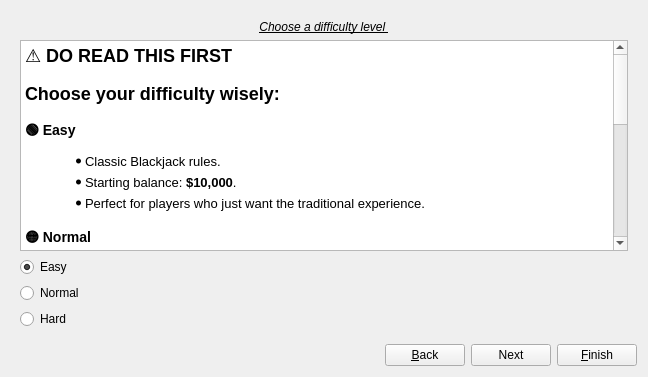
Above: welcome.ui from mors-templar/blackjack before the change. Below: the same form after it.
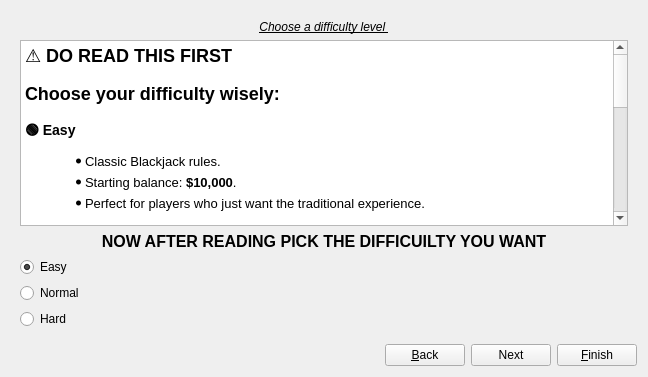
That is the form after the change. The open tabs and pages were chosen to show the change.

Commit message: finialised the UI for the project

What changed in the file:
```diff
--- a/welcome.ui
+++ b/welcome.ui
@@ -111,7 +111,7 @@
 &lt;li style=&quot; font-size:10pt;&quot; style=&quot; margin-top:0px; margin-bottom:6px; margin-left:20px; margin-right:0px; -qt-block-indent:0; text-indent:0px;&quot;&gt;Standard Blackjack with a twist. &lt;/li&gt;
 &lt;li style=&quot; font-size:10pt;&quot; style=&quot; margin-top:0px; margin-bottom:6px; margin-left:20px; margin-right:0px; -qt-block-indent:0; text-indent:0px;&quot;&gt;You pick a folder on your system to wager. &lt;/li&gt;
 &lt;li style=&quot; font-size:10pt;&quot; style=&quot; margin-top:0px; margin-bottom:6px; margin-left:20px; margin-right:0px; -qt-block-indent:0; text-indent:0px;&quot;&gt;&lt;span style=&quot; font-weight:700;&quot;&gt;If you win:&lt;/span&gt; you keep the folder. &lt;/li&gt;
-&lt;li style=&quot; font-size:10pt;&quot; style=&quot; margin-top:0px; margin-bottom:6px; margin-left:20px; margin-right:0px; -qt-block-indent:0; text-indent:0px;&quot;&gt;&lt;span style=&quot; font-weight:700;&quot;&gt;If you lose:&lt;/span&gt; the folder is gone forever. &lt;/li&gt;
+&lt;li style=&quot; font-size:10pt;&quot; style=&quot; margin-top:0px; margin-bottom:6px; margin-left:20px; margin-right:0px; -qt-block-indent:0; text-indent:0px;&quot;&gt;&lt;span style=&quot; font-weight:700;&quot;&gt;If you lose:&lt;/span&gt; IF your balance hits 0 and the folder is gone forever. &lt;/li&gt;
 &lt;li style=&quot; font-size:10pt;&quot; style=&quot; margin-top:0px; margin-bottom:14px; margin-left:20px; margin-right:0px; -qt-block-indent:0; text-indent:0px;&quot;&gt;Starting balance: &lt;span style=&quot; font-weight:700;&quot;&gt;$10,000&lt;/span&gt; (same as Easy). &lt;/li&gt;&lt;/ul&gt;
 &lt;h3 style=&quot; margin-top:16px; margin-bottom:10px; margin-left:0px; margin-right:0px; -qt-block-indent:0; text-indent:0px;&quot;&gt;&lt;span style=&quot; font-size:10pt; font-weight:700;&quot;&gt;🔴 Hard &lt;/span&gt;&lt;/h3&gt;
 &lt;ul style=&quot;margin-top: 0px; margin-bottom: 0px; margin-left: 0px; margin-right: 0px; -qt-list-indent: 1;&quot;&gt;
@@ -120,12 +120,34 @@
 &lt;li style=&quot; font-size:10pt;&quot; style=&quot; margin-top:0px; margin-bottom:6px; margin-left:20px; margin-right:0px; -qt-block-indent:0; text-indent:0px;&quot;&gt;Your balance equals the &lt;span style=&quot; font-weight:700;&quot;&gt;number of files&lt;/span&gt; in that folder. &lt;/li&gt;
 &lt;li style=&quot; font-size:10pt;&quot; style=&quot; margin-top:0px; margin-bottom:6px; margin-left:20px; margin-right:0px; -qt-block-indent:0; text-indent:0px;&quot;&gt;Each bet risks your files. &lt;/li&gt;
 &lt;li style=&quot; font-size:10pt;&quot; style=&quot; margin-top:0px; margin-bottom:6px; margin-left:20px; margin-right:0px; -qt-block-indent:0; text-indent:0px;&quot;&gt;&lt;span style=&quot; font-weight:700;&quot;&gt;Win:&lt;/span&gt; you keep them. &lt;/li&gt;
-&lt;li style=&quot; font-size:10pt;&quot; style=&quot; margin-top:0px; margin-bottom:14px; margin-left:20px; margin-right:0px; -qt-block-indent:0; text-indent:0px;&quot;&gt;&lt;span style=&quot; font-weight:700;&quot;&gt;Lose:&lt;/span&gt; files are permanently deleted. &lt;/li&gt;&lt;/ul&gt;
+&lt;li style=&quot; font-size:10pt;&quot; style=&quot; margin-top:0px; margin-bottom:14px; margin-left:20px; margin-right:0px; -qt-block-indent:0; text-indent:0px;&quot;&gt;&lt;span style=&quot; font-weight:700;&quot;&gt;Lose:&lt;/span&gt; Your bet is the number of files that are permanently deleted. &lt;/li&gt;&lt;/ul&gt;
 &lt;hr /&gt;
 &lt;p style=&quot; margin-top:12px; margin-bottom:12px; margin-left:0px; margin-right:0px; -qt-block-indent:0; text-indent:0px;&quot;&gt;&lt;span style=&quot; font-size:10pt; font-weight:700; color:#ff0000;&quot;&gt;⚠️ Warning: The Normal and Hard modes are destructive. Play at your own risk!&lt;/span&gt; &lt;/p&gt;&lt;/body&gt;&lt;/html&gt;</string>
          </property>
         </widget>
        </item>
+       <item>
+        <widget class="QLabel" name="difficuiltyradiolabel">
+         <property name="font">
+          <font>
+           <pointsize>12</pointsize>
+           <bold>true</bold>
+          </font>
+         </property>
+         <property name="frameShadow">
+          <enum>QFrame::Shadow::Plain</enum>
+         </property>
+         <property name="text">
+          <string>NOW AFTER READING PICK THE DIFFICUILTY YOU WANT</string>
+         </property>
+         <property name="textFormat">
+          <enum>Qt::TextFormat::PlainText</enum>
+         </property>
+         <property name="alignment">
+          <set>Qt::AlignmentFlag::AlignCenter</set>
+         </property>
+        </widget>
+       </item>
        <item>
         <widget class="QRadioButton" name="easyRadioButton">
          <property name="cursor">
```
Left out of the diff: 2 changed lines with no effect on the pictures.
